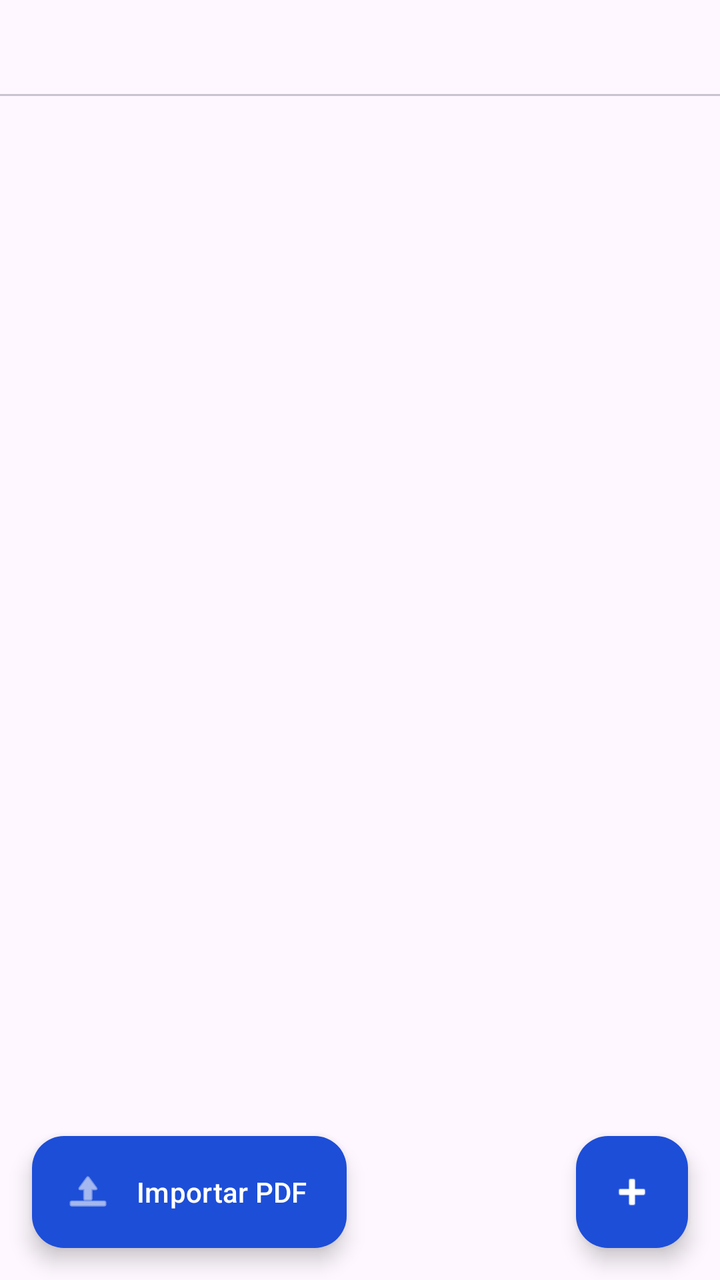
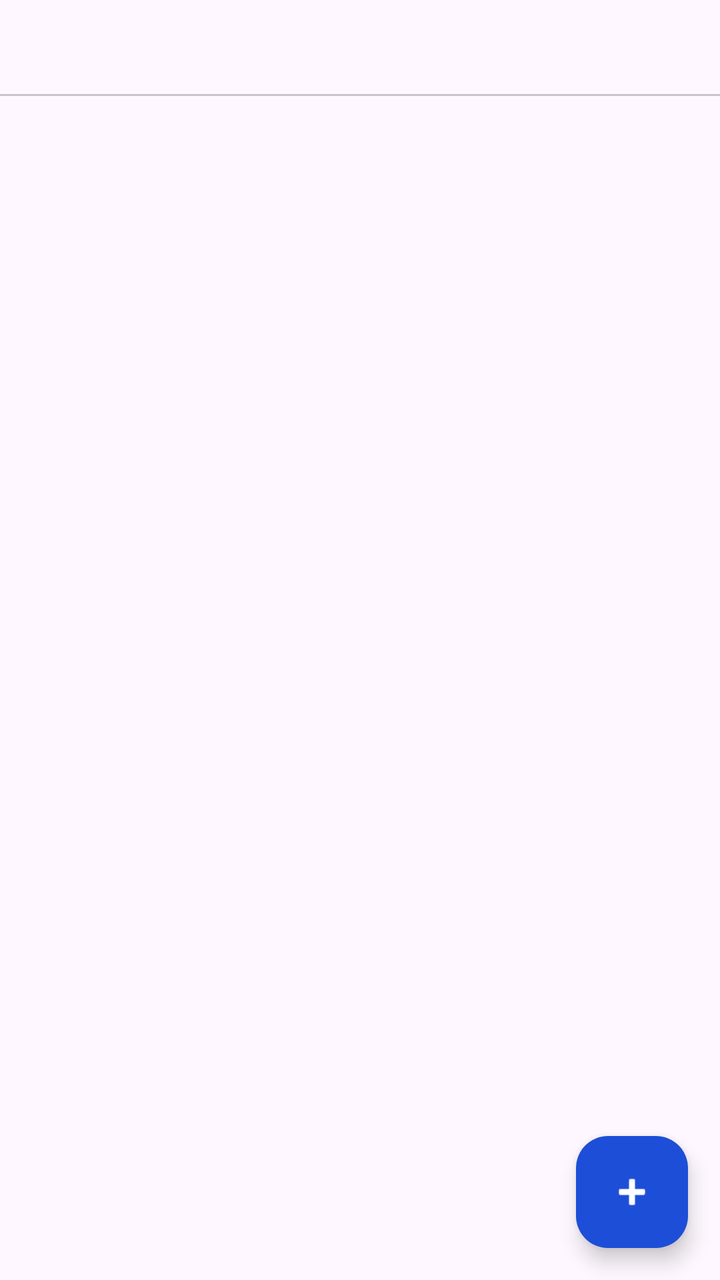

The first picture is an Android layout as it rendered before a commit; the second is the same layout after the commit. The layout source and the unified diff follow.
<!-- AndroidManifest.xml: application theme Theme.ClassLy -->
<!-- res/layout/fragment_schedule.xml -->
<?xml version="1.0" encoding="utf-8"?>
<androidx.coordinatorlayout.widget.CoordinatorLayout xmlns:android="http://schemas.android.com/apk/res/android"
    xmlns:app="http://schemas.android.com/apk/res-auto"
    android:layout_width="match_parent"
    android:layout_height="match_parent">

    <LinearLayout
        android:layout_width="match_parent"
        android:layout_height="match_parent"
        android:orientation="vertical">

        <com.google.android.material.tabs.TabLayout
            android:id="@+id/tabLayout"
            android:layout_width="match_parent"
            android:layout_height="wrap_content"
            app:tabMode="fixed" />

        <androidx.recyclerview.widget.RecyclerView
            android:id="@+id/rvSchedule"
            android:layout_width="match_parent"
            android:layout_height="match_parent"
            android:clipToPadding="false"
            android:padding="16dp" />
    </LinearLayout>

    <com.google.android.material.floatingactionbutton.ExtendedFloatingActionButton
        android:id="@+id/fabImportPdf"
        android:layout_width="wrap_content"
        android:layout_height="wrap_content"
        android:layout_gravity="bottom|start"
        android:layout_margin="16dp"
        android:text="Importar PDF"
        app:icon="@android:drawable/ic_menu_upload" />

    <com.google.android.material.floatingactionbutton.FloatingActionButton
        android:id="@+id/fabAddClass"
        android:layout_width="wrap_content"
        android:layout_height="wrap_content"
        android:layout_gravity="bottom|end"
        android:layout_margin="16dp"
        app:srcCompat="@android:drawable/ic_input_add" />

</androidx.coordinatorlayout.widget.CoordinatorLayout>
<!-- resources referenced by this layout -->
<resources>
  <style name="Theme.ClassLy" parent="Theme.Material3.DayNight.NoActionBar">
          <item name="colorPrimary">@color/primary</item>
          <item name="colorOnPrimary">@color/white</item>
          <item name="colorPrimaryContainer">@color/primary</item>
          <item name="colorOnPrimaryContainer">@color/white</item>
          <item name="colorSecondary">@color/secondary</item>
          <item name="colorSecondaryContainer">@color/secondary</item>
          <item name="colorTertiary">@color/tertiary</item>
          <item name="android:statusBarColor">?attr/colorSurface</item>
          <item name="android:windowLightStatusBar">true</item>
      </style>
  <color name="primary">#1D4ED8</color>
  <color name="white">#FFFFFFFF</color>
  <color name="secondary">#475569</color>
  <color name="tertiary">#0EA5E9</color>
</resources>

<!-- the commit's change to res/layout/fragment_schedule.xml (unified diff, before → after) -->
@@ -23,15 +23,6 @@
             android:padding="16dp" />
     </LinearLayout>
 
-    <com.google.android.material.floatingactionbutton.ExtendedFloatingActionButton
-        android:id="@+id/fabImportPdf"
-        android:layout_width="wrap_content"
-        android:layout_height="wrap_content"
-        android:layout_gravity="bottom|start"
-        android:layout_margin="16dp"
-        android:text="Importar PDF"
-        app:icon="@android:drawable/ic_menu_upload" />
-
     <com.google.android.material.floatingactionbutton.FloatingActionButton
         android:id="@+id/fabAddClass"
         android:layout_width="wrap_content"
